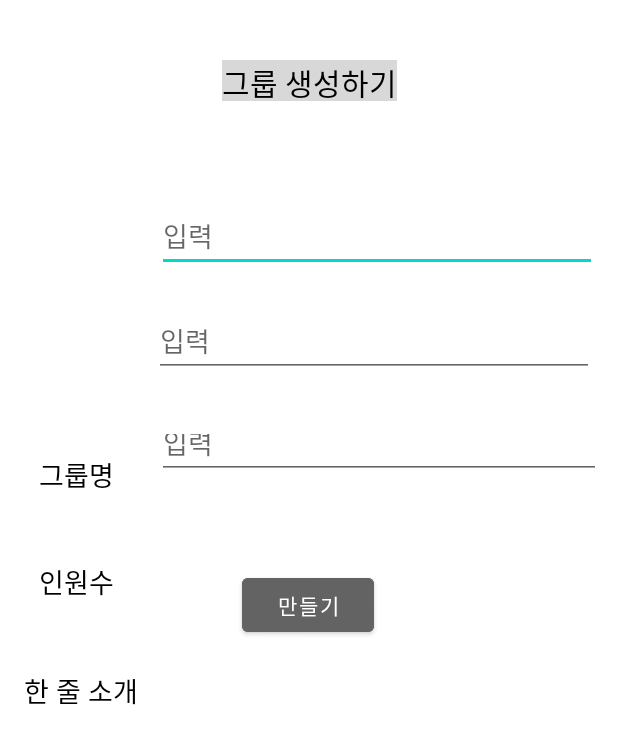
After one commit to 0dahye0/GURU2, an Android app: the GroupMaking screen opened directly, with no data from a screen before it, on a phone screen of 412 x 824 dp. The commit adds this screen. Shown: the top 744 px of the screen. Run offline under Robolectric (Android 15) with nearby library versions, the phone set to English and light mode, and no system bars.

Commit message:
그룹 생성, 조회, 참여

```diff
--- a/app/build.gradle
+++ b/app/build.gradle
@@ -5,7 +5,7 @@ plugins {
 
 android {
     compileSdkVersion 32
-    buildToolsVersion "32.0.0"
+    buildToolsVersion "29.0.3"
 
     defaultConfig {
         applicationId "com.example.guru2"
--- a/app/src/main/AndroidManifest.xml
+++ b/app/src/main/AndroidManifest.xml
@@ -9,7 +9,10 @@
         android:roundIcon="@mipmap/ic_launcher_round"
         android:supportsRtl="true"
         android:theme="@style/Theme.GURU2">
-        <activity android:name=".SignUpActivity"></activity>
+        <activity android:name=".GroupInfo"></activity>
+        <activity android:name=".GroupShow" />
+        <activity android:name=".GroupMaking" />
+        <activity android:name=".SignUpActivity" />
         <activity android:name=".MainActivity">
             <intent-filter>
                 <action android:name="android.intent.action.MAIN" />
--- /dev/null
+++ b/app/src/main/java/com/example/guru2/GroupMaking.kt
@@ -0,0 +1,57 @@
+package com.example.guru2
+
+import android.content.Context
+import android.database.sqlite.SQLiteDatabase
+import android.database.sqlite.SQLiteOpenHelper
+import androidx.appcompat.app.AppCompatActivity
+import android.os.Bundle
+import android.widget.Button
+import android.widget.EditText
+import android.widget.Toast
+
+class GroupMaking : AppCompatActivity() {
+
+    lateinit var myHelper: myDBHelper
+    lateinit var edtName: EditText
+    lateinit var edtNumber: EditText
+    lateinit var edtTextBox: EditText
+    lateinit var btnOk: Button
+    lateinit var sqlDB: SQLiteDatabase
+
+    override fun onCreate(savedInstanceState: Bundle?) {
+        super.onCreate(savedInstanceState)
+        setContentView(R.layout.activity_group_making)
+
+        edtName = findViewById(R.id.edtName)
+        edtNumber = findViewById(R.id.edtNumber)
+        edtTextBox = findViewById(R.id.edtTextBox)
+        btnOk = findViewById(R.id.btnOk)
+
+        myHelper = myDBHelper(this)
+
+        btnOk.setOnClickListener {
+            if (edtNumber.text.toString().toInt() <= 4) {
+                sqlDB = myHelper.writableDatabase
+                sqlDB.execSQL("INSERT INTO groupDB VALUES ('" + edtName.text.toString() + "', " +
+                        edtNumber.text.toString() + ", '" + edtTextBox.text.toString() + "', " + 0.toString() + ", ' ', ' ', ' ', ' ');")
+                sqlDB.close()
+                Toast.makeText(applicationContext, "${edtName.text} 그룹이 생성되었습니다!", Toast.LENGTH_SHORT).show()
+            } else {
+                Toast.makeText(applicationContext, "인원수가 너무 많습니다. 4명 이하로 설정해 주세요.", Toast.LENGTH_SHORT).show()
+            }
+        }
+    }
+
+    inner class myDBHelper(context: Context) : SQLiteOpenHelper(context, "groupDB", null, 1) {
+        // 테이블 생성
+        override fun onCreate(db: SQLiteDatabase?) {
+            db!!.execSQL("CREATE TABLE groupDB (gName CHAR(20) PRIMARY KEY, gNumber INTEGER, gText String, gCount INTEGER, gMember1 String, gMember2 String, gMember3 String, gMember4 String);")
+        }
+
+        // 테이블 삭제 후 다시 생성
+        override fun onUpgrade(db: SQLiteDatabase?, oldVersion: Int, newVersion: Int) {
+            db!!.execSQL("DROP TABLE IF EXISTS groupDB")
+            onCreate(db)
+        }
+    }
+}
--- a/app/src/main/java/com/example/guru2/MainActivity.kt
+++ b/app/src/main/java/com/example/guru2/MainActivity.kt
@@ -84,10 +84,5 @@ class MainActivity : AppCompatActivity() {
             var intent = Intent(this, SignUpActivity::class.java)
             startActivity(intent)
         }
-
-
-
-
-
     }
 }
--- /dev/null
+++ b/app/src/main/res/layout/activity_group_making.xml
@@ -0,0 +1,116 @@
+<?xml version="1.0" encoding="utf-8"?>
+<androidx.constraintlayout.widget.ConstraintLayout xmlns:android="http://schemas.android.com/apk/res/android"
+    xmlns:app="http://schemas.android.com/apk/res-auto"
+    xmlns:tools="http://schemas.android.com/tools"
+    android:layout_width="match_parent"
+    android:layout_height="match_parent"
+    tools:context=".GroupMaking">
+
+    <TextView
+        android:id="@+id/tvGroupMake"
+        android:layout_width="wrap_content"
+        android:layout_height="27dp"
+        android:layout_marginTop="40dp"
+        android:background="#D8D8D8"
+        android:text="그룹 생성하기"
+        android:textColor="#000000"
+        android:textSize="20sp"
+        app:layout_constraintEnd_toEndOf="parent"
+        app:layout_constraintStart_toStartOf="parent"
+        app:layout_constraintTop_toTopOf="parent" />
+
+    <EditText
+        android:id="@+id/edtName"
+        android:layout_width="293dp"
+        android:layout_height="42dp"
+        android:layout_marginTop="72dp"
+        android:ems="10"
+        android:hint="입력"
+        android:inputType="textPersonName"
+        app:layout_constraintEnd_toEndOf="parent"
+        app:layout_constraintHorizontal_bias="0.881"
+        app:layout_constraintStart_toStartOf="parent"
+        app:layout_constraintTop_toBottomOf="@+id/tvGroupMake" />
+
+    <EditText
+        android:id="@+id/edtNumber"
+        android:layout_width="293dp"
+        android:layout_height="42dp"
+        android:layout_marginTop="28dp"
+        android:ems="10"
+        android:hint="입력"
+        android:inputType="number"
+        app:layout_constraintEnd_toEndOf="parent"
+        app:layout_constraintHorizontal_bias="0.864"
+        app:layout_constraintStart_toStartOf="parent"
+        app:layout_constraintTop_toBottomOf="@+id/edtName" />
+
+    <Button
+        android:id="@+id/btnOk"
+        android:layout_width="wrap_content"
+        android:layout_height="wrap_content"
+        android:layout_marginTop="60dp"
+        android:backgroundTint="#636363"
+        android:text="만들기"
+        app:layout_constraintEnd_toEndOf="parent"
+        app:layout_constraintHorizontal_bias="0.498"
+        app:layout_constraintStart_toStartOf="parent"
+        app:layout_constraintTop_toBottomOf="@+id/edtTextBox" />
+
+    <EditText
+        android:id="@+id/edtTextBox"
+        android:layout_width="296dp"
+        android:layout_height="40dp"
+        android:layout_marginTop="28dp"
+        android:ems="10"
+        android:hint="입력"
+        android:inputType="textPersonName"
+        app:layout_constraintEnd_toEndOf="parent"
+        app:layout_constraintHorizontal_bias="0.904"
+        app:layout_constraintStart_toStartOf="parent"
+        app:layout_constraintTop_toBottomOf="@+id/edtNumber" />
+
+    <TextView
+        android:id="@+id/textView3"
+        android:layout_width="wrap_content"
+        android:layout_height="wrap_content"
+        android:layout_marginStart="26dp"
+        android:layout_marginEnd="29dp"
+        android:layout_marginBottom="44dp"
+        android:text="그룹명"
+        android:textColor="#000000"
+        android:textSize="18sp"
+        app:layout_constraintBottom_toTopOf="@+id/textView4"
+        app:layout_constraintEnd_toStartOf="@+id/edtName"
+        app:layout_constraintStart_toStartOf="parent" />
+
+    <TextView
+        android:id="@+id/textView4"
+        android:layout_width="wrap_content"
+        android:layout_height="wrap_content"
+        android:layout_marginStart="26dp"
+        android:layout_marginEnd="27dp"
+        android:layout_marginBottom="45dp"
+        android:text="인원수"
+        android:textColor="#000000"
+        android:textSize="18sp"
+        app:layout_constraintBottom_toTopOf="@+id/textView5"
+        app:layout_constraintEnd_toStartOf="@+id/edtNumber"
+        app:layout_constraintStart_toStartOf="parent" />
+
+    <TextView
+        android:id="@+id/textView5"
+        android:layout_width="wrap_content"
+        android:layout_height="wrap_content"
+        android:layout_marginStart="26dp"
+        android:layout_marginEnd="27dp"
+        android:layout_marginBottom="350dp"
+        android:text="한 줄 소개"
+        android:textColor="#000000"
+        android:textSize="18sp"
+        app:layout_constraintBottom_toBottomOf="parent"
+        app:layout_constraintEnd_toStartOf="@+id/edtNumber"
+        app:layout_constraintHorizontal_bias="0.384"
+        app:layout_constraintStart_toStartOf="parent" />
+
+</androidx.constraintlayout.widget.ConstraintLayout>
```
Also changed, not shown: app/src/main/java/com/example/guru2/GroupInfo.kt (added, +87 -0 lines), app/src/main/java/com/example/guru2/GroupShow.kt (added, +75 -0 lines), app/src/main/java/com/example/guru2/gDBManager.kt (added, +19 -0 lines), app/src/main/res/drawable/ic_baseline_add_circle_24.xml (added, +10 -0 lines), app/src/main/res/layout/activity_group_info.xml (added, +67 -0 lines), app/src/main/res/layout/activity_group_show.xml (added, +40 -0 lines), app/src/main/res/layout/activity_main.xml (+5 -3 lines).
